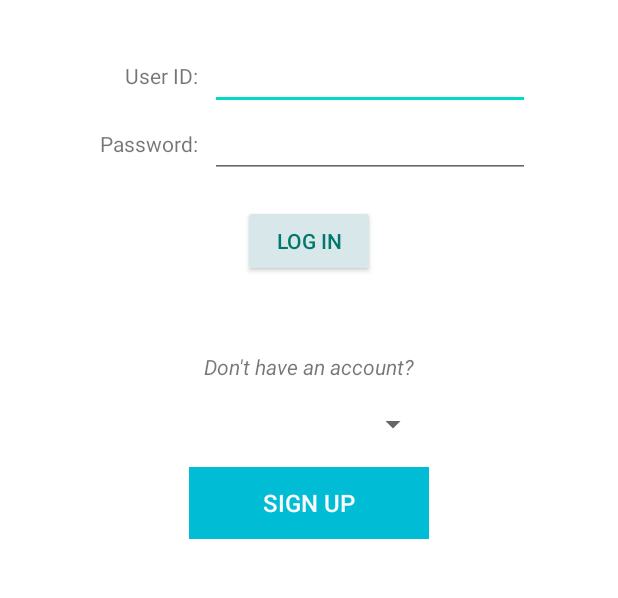
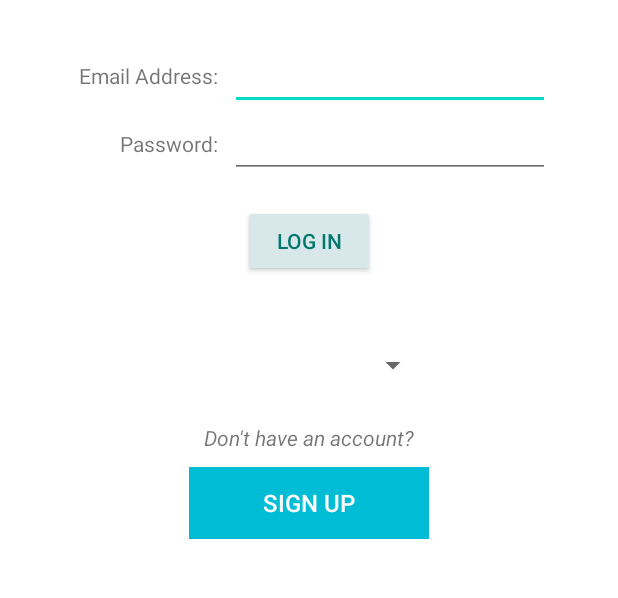
Before and after one commit to kcmatienzo/MedRec, an Android app: the screen it shows after launch (MainActivity), after a tap on "LOG IN", on a phone screen of 412 x 824 dp, the part 524-1122 px from its top. Run offline under Robolectric (Android 15) with nearby library versions, the phone set to English and light mode, and no system bars; our stand-ins replace Room's generated code.

Commit message:
Update log in: To use email address instead of user id
- updated layout from User ID to Email Address
- users now logs in using their email address and they are required to choose a role on the spinner

```diff
--- a/app/src/main/java/com/example/medrecroomdb/AdminRepository.java
+++ b/app/src/main/java/com/example/medrecroomdb/AdminRepository.java
@@ -38,6 +38,9 @@ public class AdminRepository {
 //    // Find admin, this is called from ViewModel
     public Admin findByAdminId(int adminId) { return adminDao.findByAdminId(adminId); }
 
+    // Create a wrapper findByAdminEmail() method that calls the Repository’s findByAdminEmail() method
+    public Admin findByAdminEmail(String email) { return adminDao.findByAdminEmail(email); }
+
     //inserts a person asynchronously
     public void insert(Admin admin) {
         insertAsync(admin);
--- a/app/src/main/java/com/example/medrecroomdb/DoctorRepository.java
+++ b/app/src/main/java/com/example/medrecroomdb/DoctorRepository.java
@@ -36,6 +36,9 @@ public class DoctorRepository {
     // Find doctor, this is called from ViewModel
     public Doctor findByDoctorId(int doctorId) { return doctorDao.findByDoctorId(doctorId); }
 
+    // Create a wrapper findByDoctorEmail() method that calls the Repository’s findByDoctorId() method
+    public Doctor findByDoctorEmail(String email) { return doctorDao.findByDoctorEmail(email); }
+
     //inserts a person asynchronously
     public void insert(Doctor doctor) {
         insertAsync(doctor);
--- a/app/src/main/java/com/example/medrecroomdb/MainActivity.java
+++ b/app/src/main/java/com/example/medrecroomdb/MainActivity.java
@@ -33,6 +33,7 @@ public class MainActivity extends AppCompatActivity implements AdapterView.OnIte
     private AdminViewModel adminViewModel;
     EditText editTextId, editTextPassword;
     Button buttonLogin;
+    String role = "";
 
     @Override
     protected void onCreate(Bundle savedInstanceState) {
@@ -66,33 +67,34 @@ public class MainActivity extends AppCompatActivity implements AdapterView.OnIte
             public void onClick(View v) {
                 try {
                     // get doctorId, password from EditText
-                    int userId = Integer.parseInt(editTextId.getText().toString());
+                    String userName = editTextId.getText().toString();
                     String password = editTextPassword.getText().toString();
 
 
                     // Set up variable doctor references of Type Doctor to find doctor by doctorId by findByDoctorId()
-                    Doctor doctor = doctorViewModel.findByDoctorId(userId);
+                    Doctor doctor = doctorViewModel.findByDoctorEmail(userName);
 
                     // Set up variable doctor references of Type Doctor to find doctor by doctorId by findByDoctorId()
-                    Patient patient = patientViewModel.findByPatientId(userId);
+                    Patient patient = patientViewModel.findByPatientEmail(userName);
 
                     // Set up variable doctor references of Type Doctor to find doctor by doctorId by findByDoctorId()
-                    Admin admin = adminViewModel.findByAdminId(userId);
+                    Admin admin = adminViewModel.findByAdminEmail(userName);
 
                     // Validate if nurseId and Password match the info in AppDatabase and if both are filled, return successful result
-                    if (doctor != null && doctor.getDoctorId() == userId && doctor.getPassword().equals(password)) {
+                    if (doctor != null && doctor.getEmail().equals(userName) && doctor.getPassword().equals(password) && role == "Doctor") {
                         Intent intentDoctor = new Intent(v.getContext(), DoctorSearchPatientActivity.class);
                         startActivity(intentDoctor);
-
-                    } else if (patient != null && patient.getPatientId() == userId && patient.getPassword().equals(password)) {
+                    }
+                    else if (patient != null && patient.getEmail().equals(userName) && patient.getPassword().equals(password)) {
                         Intent intentPatient = new Intent(v.getContext(), DoctorSearchPatientActivity.class);
                         startActivity(intentPatient);
-                    } else if (admin != null && admin.getAdminId() == userId && admin.getPassword().equals(password)) {
+                    } else if (admin != null && admin.getEmail().equals(userName)&& admin.getPassword().equals(password)) {
                         Intent intentAdmin = new Intent(v.getContext(), AdminSearchUserActivity.class);
                         startActivity(intentAdmin);
-                    } else {
+                    }
+                    else {
                         // Otherwise, show error message
-                        Toast.makeText(getApplicationContext(), "Invalid username/password", Toast.LENGTH_SHORT).show();
+                        Toast.makeText(getApplicationContext(), "Invalid username/password/role", Toast.LENGTH_SHORT).show();
                     }
                 } catch(Exception e) {
                     Toast.makeText(getApplicationContext(), "Please enter username and password.", Toast.LENGTH_SHORT).show();
@@ -109,6 +111,7 @@ public class MainActivity extends AppCompatActivity implements AdapterView.OnIte
         switch(parent.getItemAtPosition(pos).toString())
         {
             case "Patient":
+                role = "Patient";
                 registerButton.setOnClickListener(new View.OnClickListener() {
                     //Implement the event handler method
                     public void onClick(View v) {
@@ -119,7 +122,7 @@ public class MainActivity extends AppCompatActivity implements AdapterView.OnIte
 
                 break;
             case "Doctor":
-
+                role = "Doctor";
                 registerButton.setOnClickListener(new View.OnClickListener() {
                     //Implement the event handler method
                     public void onClick(View v) {
@@ -129,6 +132,7 @@ public class MainActivity extends AppCompatActivity implements AdapterView.OnIte
                 });
                 break;
             case "Admin":
+                role = "Admin";
                 registerButton = (Button) findViewById(R.id.btnRegister);
                 registerButton.setOnClickListener(new View.OnClickListener() {
                     //Implement the event handler method
@@ -139,6 +143,7 @@ public class MainActivity extends AppCompatActivity implements AdapterView.OnIte
                 });
                 break;
             case "":
+
                 registerButton.setOnClickListener(new View.OnClickListener() {
                     //Implement the event handler method
                     public void onClick(View v) {
--- a/app/src/main/java/com/example/medrecroomdb/PatientRepository.java
+++ b/app/src/main/java/com/example/medrecroomdb/PatientRepository.java
@@ -8,6 +8,7 @@ import androidx.lifecycle.MutableLiveData;
 import com.example.medrecroomdb.dao.PatientDao;
 import com.example.medrecroomdb.db.MedRecDb;
 import com.example.medrecroomdb.model.Admin;
+import com.example.medrecroomdb.model.Doctor;
 import com.example.medrecroomdb.model.Patient;
 
 import java.util.List;
@@ -47,6 +48,9 @@ public class PatientRepository {
     // Find patient's healthcard number, this is called from ViewModel
     public Patient findByHealthcardNumber(String healthcardNumber) { return patientDao.findByPatientHealthcard(healthcardNumber); }
 
+    // Create a wrapper findByPatientEmail() method that calls the Repository’s findByPatientEmail() method
+    public Patient findByPatientEmail(String email) { return patientDao.findByPatientEmail(email); }
+
     private void insertAsync(final Patient patient) {
 
         new Thread(new Runnable() {
--- a/app/src/main/java/com/example/medrecroomdb/dao/AdminDao.java
+++ b/app/src/main/java/com/example/medrecroomdb/dao/AdminDao.java
@@ -19,6 +19,9 @@ public interface AdminDao {
     @Query("SELECT * FROM Admin WHERE adminId = :adminId")
     Admin findByAdminId(int adminId); // find patient based on adminId
 
+    @Query("SELECT * FROM Admin WHERE email = :email")
+    Admin findByAdminEmail(String email); // find patient based on adminId
+
     @Query("select * from Admin order by adminId")
     LiveData<List<Admin>> getAllAdministrators();
 }
--- a/app/src/main/java/com/example/medrecroomdb/dao/DoctorDao.java
+++ b/app/src/main/java/com/example/medrecroomdb/dao/DoctorDao.java
@@ -18,6 +18,9 @@ public interface DoctorDao {
     @Query("SELECT * FROM Doctor WHERE doctorId = :doctorId")
     Doctor findByDoctorId(int doctorId); // find patient based on doctorId
 
+    @Query("SELECT * FROM Doctor WHERE email = :email")
+    Doctor findByDoctorEmail(String email); // find patient based on email
+
     @Query("select * from Doctor order by doctorId")
     LiveData<List<Doctor>> getAllDoctors();
 }
--- a/app/src/main/java/com/example/medrecroomdb/dao/PatientDao.java
+++ b/app/src/main/java/com/example/medrecroomdb/dao/PatientDao.java
@@ -6,6 +6,7 @@ import androidx.room.Insert;
 import androidx.room.OnConflictStrategy;
 import androidx.room.Query;
 
+import com.example.medrecroomdb.model.Doctor;
 import com.example.medrecroomdb.model.Patient;
 
 import java.util.List;
@@ -21,6 +22,9 @@ public interface PatientDao {
     @Query("SELECT * FROM Patient WHERE healthcardNumber = :healthcardNumber")
     Patient findByPatientHealthcard(String healthcardNumber); // find patient based on healthcard number
 
+    @Query("SELECT * FROM Patient WHERE email = :email")
+    Patient findByPatientEmail(String email); // find patient based on email
+
     //Monitoring Query Result Changes with Live Data
     @Query("select * from Patient order by patientId")
     LiveData<List<Patient>> getAllPatients();
--- a/app/src/main/java/com/example/medrecroomdb/viewmodel/AdminViewModel.java
+++ b/app/src/main/java/com/example/medrecroomdb/viewmodel/AdminViewModel.java
@@ -37,4 +37,7 @@ public class AdminViewModel extends AndroidViewModel {
 
 //    // Create a wrapper findByAdminId() method that calls the Repository’s findByAdminId() method
     public Admin findByAdminId(int adminId) { return adminRepository.findByAdminId(adminId); }
+
+    // Create a wrapper findByAdminEmail() method that calls the Repository’s findByAdminEmail() method
+    public Admin findByAdminEmail(String email) { return adminRepository.findByAdminEmail(email); }
 }
--- a/app/src/main/java/com/example/medrecroomdb/viewmodel/DoctorViewModel.java
+++ b/app/src/main/java/com/example/medrecroomdb/viewmodel/DoctorViewModel.java
@@ -36,4 +36,7 @@ public class DoctorViewModel extends AndroidViewModel {
     // Create a wrapper findByNurseId() method that calls the Repository’s findByDoctorId() method
     public Doctor findByDoctorId(int doctorId) { return doctorRepository.findByDoctorId(doctorId); }
 
+    // Create a wrapper findByDoctorEmail() method that calls the Repository’s findByDoctorEmail() method
+    public Doctor findByDoctorEmail(String doctorEmail) { return doctorRepository.findByDoctorEmail(doctorEmail); }
+
 }
--- a/app/src/main/java/com/example/medrecroomdb/viewmodel/PatientViewModel.java
+++ b/app/src/main/java/com/example/medrecroomdb/viewmodel/PatientViewModel.java
@@ -6,6 +6,7 @@ import androidx.lifecycle.AndroidViewModel;
 import androidx.lifecycle.LiveData;
 import com.example.medrecroomdb.PatientRepository;
 import com.example.medrecroomdb.model.Admin;
+import com.example.medrecroomdb.model.Doctor;
 import com.example.medrecroomdb.model.Patient;
 import java.util.List;
 
@@ -37,4 +38,8 @@ public class PatientViewModel extends AndroidViewModel {
     // Create a wrapper findByPatientId() method that calls the Repository’s findByPatientId() method
     public Patient findByHealthcardNumber(String healthcardNumber) {
         return patientRepository.findByHealthcardNumber(healthcardNumber); }
+
+    // Create a wrapper findByPatientEmail() method that calls the Repository’s findByPatientEmail() method
+    public Patient findByPatientEmail(String email) { return patientRepository.findByPatientEmail(email); }
+
 }
--- a/app/src/main/res/layout/activity_main.xml
+++ b/app/src/main/res/layout/activity_main.xml
@@ -41,7 +41,7 @@
                 android:layout_gravity="right|center_vertical"
                 android:layout_marginRight="8dp"
                 android:layout_weight="1"
-                android:text="User ID:"
+                android:text="Email Address:"
                 android:textSize="14dp" />
 
             <EditText
@@ -51,7 +51,7 @@
                 android:layout_column="2"
                 android:layout_weight="1"
                 android:ems="10"
-                android:inputType="number" />
+                android:inputType="text" />
         </TableRow>
 
         <TableRow
@@ -102,6 +102,18 @@
             android:layout_width="match_parent"
             android:layout_height="match_parent">
 
+            <Spinner
+                android:id="@+id/spinner"
+                android:layout_width="wrap_content"
+                android:layout_height="37dp"
+                android:layout_marginBottom="10dp"
+                android:entries="@array/user_array" />
+        </TableRow>
+
+        <TableRow
+            android:layout_width="match_parent"
+            android:layout_height="match_parent">
+
             <TextView
                 android:id="@+id/textView"
                 android:layout_width="wrap_content"
@@ -109,18 +121,6 @@
                 android:layout_margin="10dp"
                 android:text="Don't have an account?"
                 android:textStyle="italic" />
-        </TableRow>
-
-        <TableRow
-            android:layout_width="match_parent"
-            android:layout_height="match_parent">
-
-            <Spinner
-                android:id="@+id/spinner"
-                android:layout_width="wrap_content"
-                android:layout_height="37dp"
-                android:layout_marginBottom="10dp"
-                android:entries="@array/user_array" />
         </TableRow>
 
         <TableRow
```
